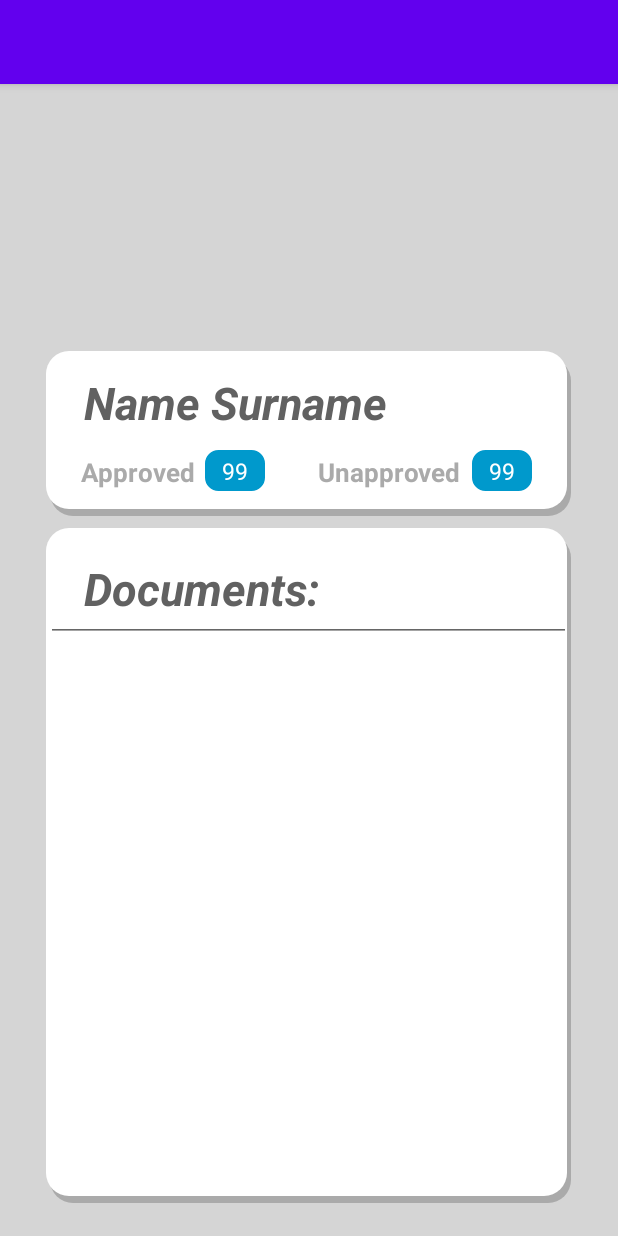
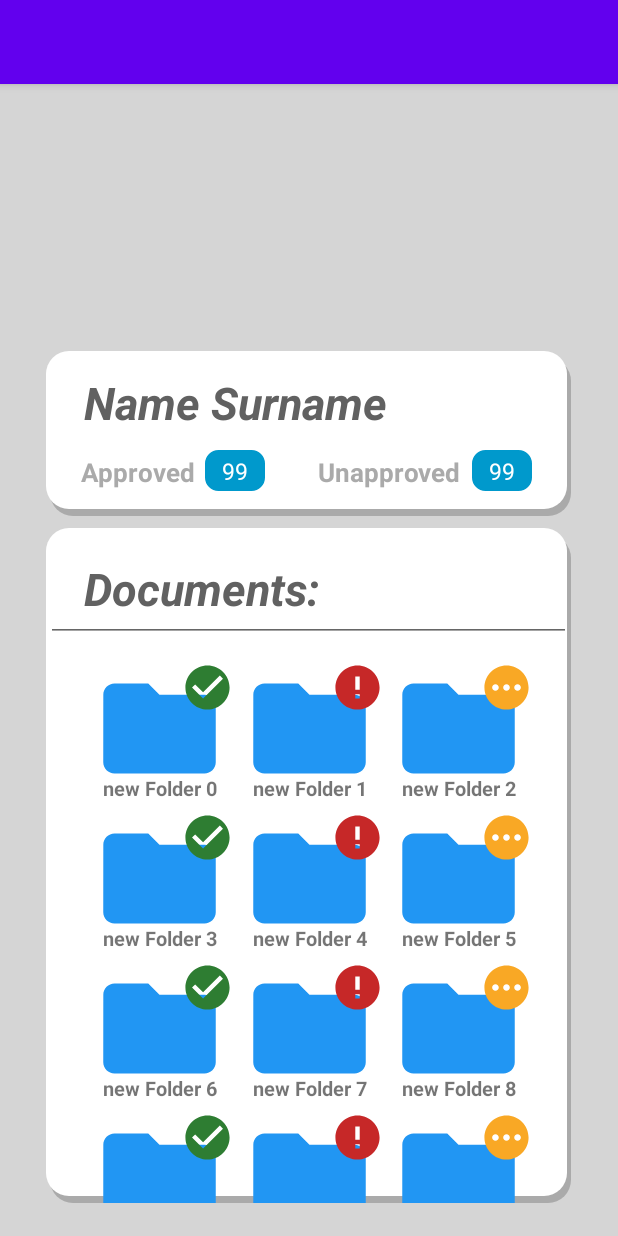
Before and after one commit to Doc-Crypt/DocCrypt, an Android app: the UserInterface screen opened directly, with no data from a screen before it, on a phone screen of 412 x 824 dp. Run offline under Robolectric (Android 15) with nearby library versions, the phone set to English and light mode, and no system bars.

Commit message:
added adapter

```diff
--- /dev/null
+++ b/app/src/main/java/com/upt/cti/doccrypt/entity/DocFile.kt
@@ -0,0 +1,3 @@
+package com.upt.cti.doccrypt.entity
+
+data class DocFile(val folderName: String, val folderStatus: DocFileStatus)
--- /dev/null
+++ b/app/src/main/java/com/upt/cti/doccrypt/entity/DocFileStatus.kt
@@ -0,0 +1,5 @@
+package com.upt.cti.doccrypt.entity
+
+enum class DocFileStatus {
+    CHECKED, DENIED, PENDING
+}
--- a/app/src/main/java/com/upt/cti/doccrypt/interfaceActivity/UserInterface.kt
+++ b/app/src/main/java/com/upt/cti/doccrypt/interfaceActivity/UserInterface.kt
@@ -4,9 +4,13 @@ import android.os.Bundle
 import android.view.View
 import android.widget.TextView
 import androidx.appcompat.app.AppCompatActivity
+import androidx.recyclerview.widget.GridLayoutManager
 import androidx.recyclerview.widget.LinearLayoutManager
 import androidx.recyclerview.widget.RecyclerView
 import com.upt.cti.doccrypt.R
+import com.upt.cti.doccrypt.entity.DocFile
+import com.upt.cti.doccrypt.entity.DocFileStatus
+import com.upt.cti.doccrypt.entity.DocFileStatus.*
 import java.io.File
 
 
@@ -21,18 +25,32 @@ class UserInterface : AppCompatActivity() {
         noFilesText = findViewById(R.id.no_files)
         docRV = findViewById(R.id.doc_recycler)
 
-        val path = intent.getStringExtra("path")
-        val root = path?.let { File(it) }
-        val filesAndFolders = root?.listFiles()
 
-        if (filesAndFolders == null || filesAndFolders.size == 0) {
+        val filesAndFolders = getListOfDoc()
+
+        if (filesAndFolders.size == 0) {
             noFilesText.visibility = View.VISIBLE
             return
         }
-
         noFilesText.visibility = View.INVISIBLE
 
-        docRV.setLayoutManager(LinearLayoutManager(this))
-//        docRV.setAdapter(UserInterfaceAdapter(applicationContext, filesAndFolders))
+        docRV.adapter = UserInterfaceAdapter(filesAndFolders)
+        docRV.layoutManager = GridLayoutManager(this, 3)
+        docRV.setHasFixedSize(true)
+
+
+    }
+    private fun getListOfDoc(): ArrayList<DocFile>{
+        val list =  ArrayList<DocFile>()
+        for (i in 0 .. 100){
+            val status: DocFileStatus = when (i % 3) {
+                0 -> CHECKED
+                1 -> DENIED
+                else -> PENDING
+            }
+
+            list.add(DocFile("new Folder $i", status))
+        }
+        return list
     }
 }
--- a/app/src/main/java/com/upt/cti/doccrypt/interfaceActivity/UserInterfaceAdapter.kt
+++ b/app/src/main/java/com/upt/cti/doccrypt/interfaceActivity/UserInterfaceAdapter.kt
@@ -1,128 +1,42 @@
-//package com.upt.cti.doccrypt.interfaceActivity
-//
-//
-//import com.upt.cti.doccrypt.R
-//import android.content.Context
-//import android.content.Intent
-//import android.net.Uri
-//import android.view.LayoutInflater
-//import android.view.MenuItem
-//import android.view.View
-//import android.view.ViewGroup
-//import android.widget.ImageView
-//import android.widget.PopupMenu
-//import android.widget.TextView
-//import android.widget.Toast
-//
-//import java.io.File;
-//
-//import androidx.annotation.NonNull;
-//import androidx.recyclerview.widget.RecyclerView;
-//
-//
-//class UserInterfaceAdapter(context: Context, filesAndFolders: Array<File>) : RecyclerView.Adapter<UserInterfaceAdapter.ViewHolder>() {
-//    var context: Context
-//    var filesAndFolders: Array<File>
-//
-//    init {
-//        this.context = context
-//        this.filesAndFolders = filesAndFolders
-//    }
-//
-//    override fun onCreateViewHolder(parent: ViewGroup, viewType: Int): ViewHolder {
-//        val view: View = LayoutInflater.from(context).inflate(R.layout.doc_recycler, parent, false)
-//        return ViewHolder(view)
-//    }
-//
-//    override fun onBindViewHolder(holder: ViewHolder, position: Int) {
-//        val selectedFile: File = filesAndFolders[position]
-//        holder.textView.text = selectedFile.name
-//        if (selectedFile.isDirectory) {
-//            holder.imageView.setImageResource(R.drawable.folder)
-//        } else {
-//            holder.imageView.setImageResource(R.drawable.ic_baseline_insert_drive_file_24)
-//        }
-//        holder.itemView.setOnClickListener(object : View.OnClickListener {
-//            override fun onClick(v: View?) {
-//                if (selectedFile.isDirectory) {
-//                    val intent = Intent(context, UserInterface::class.java)
-//                    val path: String = selectedFile.absolutePath
-//                    intent.putExtra("path", path)
-//                    intent.flags = Intent.FLAG_ACTIVITY_NEW_TASK
-//                    context.startActivity(intent)
-//                } else {
-//                    //open thte file
-//                    try {
-//                        val intent = Intent()
-//                        intent.action = Intent.ACTION_VIEW
-//                        val type = "image/*"
-//                        intent.setDataAndType(Uri.parse(selectedFile.absolutePath), type)
-//                        intent.flags = Intent.FLAG_ACTIVITY_NEW_TASK
-//                        context.startActivity(intent)
-//                    } catch (e: Exception) {
-//                        Toast.makeText(
-//                            context.applicationContext,
-//                            "Cannot open the file",
-//                            Toast.LENGTH_SHORT
-//                        ).show()
-//                    }
-//                }
-//            }
-//        })
-//        holder.itemView.setOnLongClickListener(object : View.OnLongClickListener {
-//            override fun onLongClick(v: View): Boolean {
-//                val popupMenu = PopupMenu(context, v)
-//                popupMenu.getMenu().add("DELETE")
-//                popupMenu.getMenu().add("MOVE")
-//                popupMenu.getMenu().add("RENAME")
-//                popupMenu.setOnMenuItemClickListener(object : MenuItem.OnMenuItemClickListener,
-//                    PopupMenu.OnMenuItemClickListener {
-//                    override fun onMenuItemClick(item: MenuItem): Boolean {
-//                        if (item.getTitle().equals("DELETE")) {
-//                            val deleted: Boolean = selectedFile.delete()
-//                            if (deleted) {
-//                                Toast.makeText(
-//                                    context.applicationContext,
-//                                    "DELETED ",
-//                                    Toast.LENGTH_SHORT
-//                                ).show()
-//                                v.visibility = View.GONE
-//                            }
-//                        }
-//                        if (item.getTitle().equals("MOVE")) {
-//                            Toast.makeText(
-//                                context.applicationContext,
-//                                "MOVED ",
-//                                Toast.LENGTH_SHORT
-//                            ).show()
-//                        }
-//                        if (item.getTitle().equals("RENAME")) {
-//                            Toast.makeText(
-//                                context.applicationContext,
-//                                "RENAME ",
-//                                Toast.LENGTH_SHORT
-//                            ).show()
-//                        }
-//                        return true
-//                    }
-//                })
-//                popupMenu.show()
-//                return true
-//            }
-//        })
-//    }
-//
-//    override fun getItemCount(): Int {
-//        return filesAndFolders.size
-//    }
-//
-//    inner class ViewHolder(itemView: View) : RecyclerView.ViewHolder(itemView) {
-////        var textView: TextView
-////        var imageView: ImageView
-//
-////        init {
-////            textView = itemView.findViewById(R.id.file_name_text_view)
-////            imageView = itemView.findViewById(R.id.icon_view)
-////        }
-//    }
-//}
+package com.upt.cti.doccrypt.interfaceActivity
+import android.content.Context
+import android.view.LayoutInflater
+import android.view.View
+import android.view.ViewGroup
+import android.widget.ImageView
+import android.widget.TextView
+import androidx.recyclerview.widget.RecyclerView;
+import com.upt.cti.doccrypt.R
+import com.upt.cti.doccrypt.entity.DocFile
+import com.upt.cti.doccrypt.entity.DocFileStatus.*
+
+
+class UserInterfaceAdapter(private val filesAndFolders: ArrayList<DocFile>) : RecyclerView.Adapter<UserInterfaceAdapter.DocFileHolder>() {
+
+    class DocFileHolder(view: View) : RecyclerView.ViewHolder(view) {
+        var folderName: TextView
+        var folderStatus: ImageView
+
+        init {
+            folderStatus = view.findViewById(R.id.folderStatus)
+            folderName = view.findViewById(R.id.folder_name)
+        }
+    }
+
+    override fun onCreateViewHolder(parent: ViewGroup, viewType: Int): DocFileHolder {
+        val view = LayoutInflater.from(parent.context).inflate(R.layout.doc_recycler, parent, false)
+        return DocFileHolder(view)
+    }
+
+    override fun onBindViewHolder(holder: DocFileHolder, position: Int) {
+        holder.folderName.text = filesAndFolders[position].folderName
+        when(filesAndFolders[position].folderStatus){
+            CHECKED -> holder.folderStatus.setImageResource(R.drawable.checked)
+            DENIED ->  holder.folderStatus.setImageResource(R.drawable.denied)
+            PENDING -> holder.folderStatus.setImageResource(R.drawable.pending)
+        }
+
+    }
+
+    override fun getItemCount() = filesAndFolders.size
+}
--- a/app/src/main/res/drawable/folder.xml
+++ b/app/src/main/res/drawable/folder.xml
@@ -1,4 +1,4 @@
-<vector android:height="24dp" android:tint="#283593"
+<vector android:height="24dp" android:tint="#2196F3"
     android:viewportHeight="24" android:viewportWidth="24"
     android:width="24dp" xmlns:android="http://schemas.android.com/apk/res/android">
     <path android:fillColor="@android:color/white" android:pathData="M10,4H4c-1.1,0 -1.99,0.9 -1.99,2L2,18c0,1.1 0.9,2 2,2h16c1.1,0 2,-0.9 2,-2V8c0,-1.1 -0.9,-2 -2,-2h-8l-2,-2z"/>
--- a/app/src/main/res/layout/doc_recycler.xml
+++ b/app/src/main/res/layout/doc_recycler.xml
@@ -2,42 +2,41 @@
 <androidx.constraintlayout.widget.ConstraintLayout xmlns:android="http://schemas.android.com/apk/res/android"
     xmlns:app="http://schemas.android.com/apk/res-auto"
     xmlns:tools="http://schemas.android.com/tools"
-    android:layout_width="135dp"
+    android:layout_width="100dp"
     android:orientation="vertical"
-    android:layout_height="145dp">
+    android:layout_height="100dp">
 
     <ImageView
-        android:layout_width="120dp"
-        android:layout_height="120dp"
+        android:layout_width="90dp"
+        android:layout_height="90dp"
         android:background="@android:color/transparent"
+        android:contentDescription="@string/folder_img"
         app:layout_constraintBottom_toBottomOf="parent"
         app:layout_constraintEnd_toEndOf="parent"
-        app:layout_constraintHorizontal_bias="0.0"
         app:layout_constraintStart_toStartOf="parent"
         app:layout_constraintTop_toTopOf="parent"
-        app:layout_constraintVertical_bias="0.066"
-        app:srcCompat="@drawable/folder"
-        android:contentDescription="@string/folder_img" />
+        app:layout_constraintVertical_bias="0.0"
+        app:srcCompat="@drawable/folder" />
 
     <TextView
         android:id="@+id/folder_name"
-        android:layout_width="120dp"
-        android:layout_height="40dp"
+        android:layout_width="90dp"
+        android:layout_height="30dp"
         android:background="@android:color/transparent"
         android:gravity="center"
-        android:textSize="16sp"
+        android:textSize="13sp"
         android:textStyle="bold"
         app:layout_constraintBottom_toBottomOf="parent"
         app:layout_constraintEnd_toEndOf="parent"
-        app:layout_constraintHorizontal_bias="0.0"
         app:layout_constraintStart_toStartOf="parent"
         app:layout_constraintTop_toTopOf="parent"
-        app:layout_constraintVertical_bias="0.99"
+        app:layout_constraintVertical_bias="1.0"
         tools:text="Folder name" />
 
     <ImageView
-        android:layout_width="45dp"
-        android:layout_height="45dp"
+        android:id="@+id/folderStatus"
+        android:layout_width="35dp"
+        android:layout_height="35dp"
         android:contentDescription="@string/status_img"
         app:layout_constraintBottom_toBottomOf="parent"
         app:layout_constraintEnd_toEndOf="parent"
```
Also changed, not shown: app/src/main/AndroidManifest.xml (+5 -5 lines).
